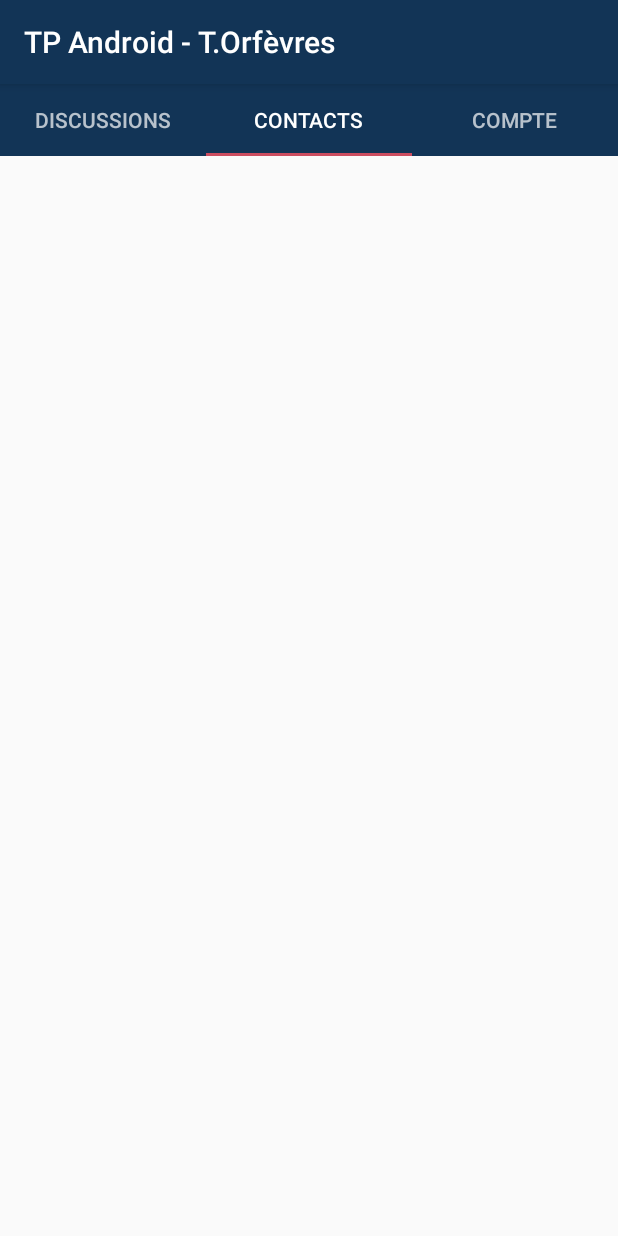
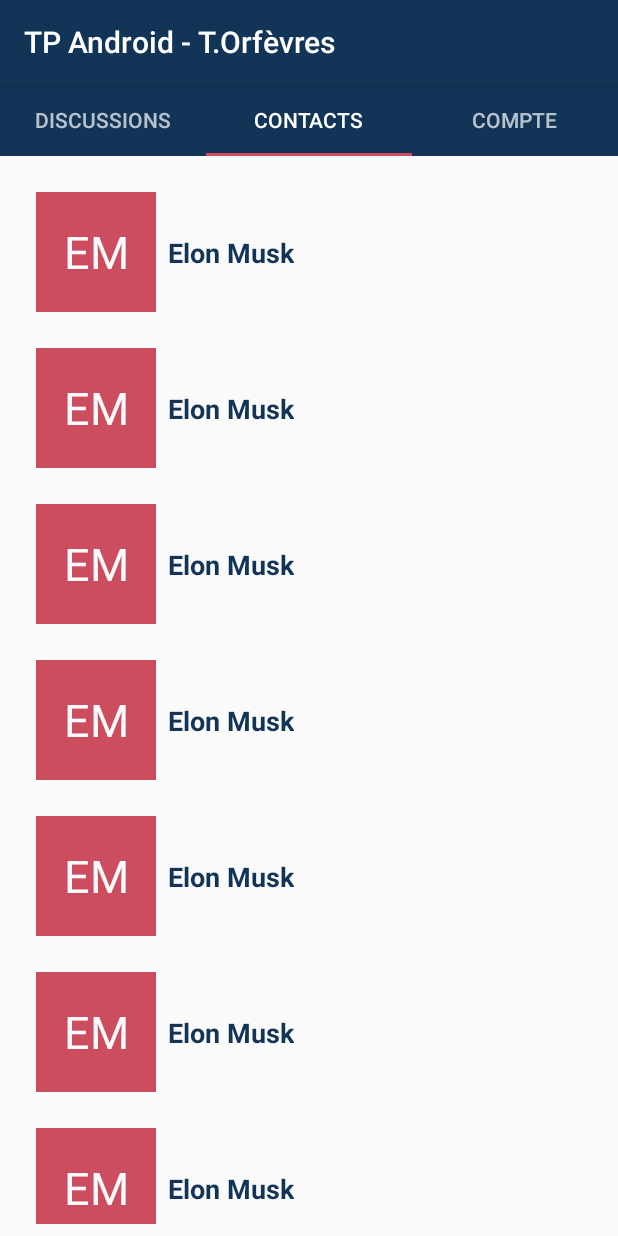
Before and after one commit to TOrfevres/tp_android_ynov, an Android app: the screen it shows after launch (MainActivity), tab 2 chosen, on a phone screen of 412 x 824 dp. Run offline under Robolectric (Android 15) with nearby library versions, the phone set to English and light mode, and no system bars.

Commit message:
building recyclerView already finished ?

```diff
--- a/app/build.gradle
+++ b/app/build.gradle
@@ -22,6 +22,7 @@ dependencies {
     implementation fileTree(dir: 'libs', include: ['*.jar'])
     implementation 'com.android.support:appcompat-v7:27.1.0'
     implementation 'com.android.support:design:27.1.0'
+    implementation 'com.android.support:recyclerview-v7:27.1.0'
     implementation 'com.android.support.constraint:constraint-layout:1.0.2'
     testImplementation 'junit:junit:4.12'
     androidTestImplementation 'com.android.support.test:runner:1.0.1'
--- a/app/src/main/java/com/ynov/android/to/theodore_orfevres/AccountPageFragment.java
+++ b/app/src/main/java/com/ynov/android/to/theodore_orfevres/AccountPageFragment.java
@@ -1,26 +1,22 @@
 package com.ynov.android.to.theodore_orfevres;
 
-
 import android.os.Bundle;
+import android.support.annotation.NonNull;
 import android.support.v4.app.Fragment;
 import android.view.LayoutInflater;
 import android.view.View;
 import android.view.ViewGroup;
 
-import com.ynov.android.to.theodore_orfevres.R;
-
 public class AccountPageFragment extends Fragment {
 
-
     public AccountPageFragment() {
-        // Required empty public constructor
+        //
     }
 
+    @Override
+    public View onCreateView(@NonNull LayoutInflater inflater, ViewGroup container,
+                             Bundle savedInstanceState) {
 
-    @Override
-    public View onCreateView(LayoutInflater inflater, ViewGroup container,
-                             Bundle savedInstanceState) {
-        // Inflate the layout for this fragment
         return inflater.inflate(R.layout.fragment_account, container, false);
     }
 
--- a/app/src/main/java/com/ynov/android/to/theodore_orfevres/ContactAdapter.java
+++ b/app/src/main/java/com/ynov/android/to/theodore_orfevres/ContactAdapter.java
@@ -13,7 +13,7 @@ import java.util.List;
 public class ContactAdapter extends RecyclerView.Adapter<ContactViewHolder> {
     private List<Contact> contacts = null;
 
-    public ContactAdapter(List<Contact> contacts) {
+    ContactAdapter(List<Contact> contacts) {
         this.contacts = contacts;
     }
 
@@ -21,14 +21,14 @@ public class ContactAdapter extends RecyclerView.Adapter<ContactViewHolder> {
     @Override
     public ContactViewHolder onCreateViewHolder(@NonNull ViewGroup parent, int viewType) {
         View contactView = LayoutInflater.from(parent.getContext())
-                .inflate(R.layout.fragment_contact_details, parent, false);
+                .inflate(R.layout.contact_view, parent, false);
         return new ContactViewHolder(contactView);
     }
 
     @Override
     public void onBindViewHolder(@NonNull ContactViewHolder holder, int position) {
         String[] words = contacts.get(position).getName().split(" ");
-        String initials = words[0] + words[1];
+        String initials = "" + words[0].charAt(0) + words[1].charAt(0);
         holder.getImg().setText(initials);
 
         holder.getLabel().setText(contacts.get(position).getName());
--- a/app/src/main/java/com/ynov/android/to/theodore_orfevres/ContactPageFragment.java
+++ b/app/src/main/java/com/ynov/android/to/theodore_orfevres/ContactPageFragment.java
@@ -1,25 +1,57 @@
 package com.ynov.android.to.theodore_orfevres;
 
+import android.os.Bundle;
+import android.support.annotation.NonNull;
+import android.support.annotation.Nullable;
 import android.support.v4.app.Fragment;
 import android.support.v7.widget.LinearLayoutManager;
 import android.support.v7.widget.RecyclerView;
+import android.view.LayoutInflater;
+import android.view.View;
+import android.view.ViewGroup;
 
 import com.ynov.android.to.theodore_orfevres.bean.Contact;
 
+import java.util.ArrayList;
 import java.util.List;
 
 public class ContactPageFragment extends Fragment {
+    private List<Contact> contacts = null;
+
     public ContactPageFragment() {
-//        RecyclerView recyclerView = getView().findViewById(R.id.talk_rView);
-//
-//        recyclerView.setHasFixedSize(true);
-//
-//        LinearLayoutManager layoutManager = new LinearLayoutManager(getContext());
-//        recyclerView.setLayoutManager(layoutManager);
-//
-//        List<Contact> contacts = getArguments().getParcelableArrayList("contact_list");
-//
-//        TalkAdapter coursesAdapter = new TalkAdapter(contacts);
-//        recyclerView.setAdapter(coursesAdapter);
+        //
+    }
+
+    @Override
+    public void onCreate(@Nullable Bundle savedInstanceState) {
+        super.onCreate(savedInstanceState);
+        try {
+            contacts = getArguments().getParcelableArrayList("contact_list");
+        } catch (Exception e) {
+            contacts = new ArrayList<>();
+            contacts.add(new Contact(
+                    "BUILDING ERROR",
+                    new ArrayList<String>()
+            ));
+        }
+    }
+
+    @Nullable
+    @Override
+    public View onCreateView(@NonNull LayoutInflater inflater,
+                             @Nullable ViewGroup container, @Nullable Bundle savedInstanceState) {
+
+        View view = inflater.inflate(R.layout.fragment_contact_page, container, false);
+
+        RecyclerView recyclerView = view.findViewById(R.id.contact_rView);
+        recyclerView.setHasFixedSize(true);
+
+        LinearLayoutManager layoutManager = new LinearLayoutManager(getContext());
+        recyclerView.setLayoutManager(layoutManager);
+
+        ContactAdapter adapter = new ContactAdapter(contacts);
+        recyclerView.setAdapter(adapter);
+
+        return view;
     }
 }
--- a/app/src/main/java/com/ynov/android/to/theodore_orfevres/MainActivity.java
+++ b/app/src/main/java/com/ynov/android/to/theodore_orfevres/MainActivity.java
@@ -45,9 +45,9 @@ public class MainActivity extends AppCompatActivity {
         // Create contacts
         for (int i = 0; i < 15;i++) {
             List<String> talks = new ArrayList<>();
-            talks.add("Hello world!");
-            talks.add("I'm contact number " + i + "!");
-            talks.add(getResources().getString(R.string.user_details));
+            talks.add(getResources().getString(R.string.user_details_1));
+            talks.add(getResources().getString(R.string.user_details_2) + " " + (i+1));
+            talks.add(getResources().getString(R.string.user_details_3));
             Collections.shuffle(talks);
 
             contacts.add(new Contact(
--- a/app/src/main/java/com/ynov/android/to/theodore_orfevres/PageAdapter.java
+++ b/app/src/main/java/com/ynov/android/to/theodore_orfevres/PageAdapter.java
@@ -11,14 +11,11 @@ import java.util.ArrayList;
 import java.util.List;
 
 public class PageAdapter extends FragmentStatePagerAdapter {
-    private FragmentManager fragmentManager = null;
-
     private List<String> tabs = new ArrayList<>();
-    private List<Contact> contacts = new ArrayList<>();
+    private ArrayList<Contact> contacts = new ArrayList<>();
 
     PageAdapter(FragmentManager fm, List<String> tabs, List<Contact> contacts) {
         super(fm);
-        this.fragmentManager = fm;
         this.tabs.addAll(tabs);
         this.contacts.addAll(contacts);
     }
@@ -33,19 +30,17 @@ public class PageAdapter extends FragmentStatePagerAdapter {
     public Fragment getItem(int position) {
         Bundle bundle = new Bundle();
 
-        // TODO Wtf is going on with parceler ?
-
         switch (position) {
             case 0:
-//                bundle.putParcelableArrayList("talk_list", contacts);
+                bundle.putParcelableArrayList("talk_list", contacts);
                 TalkPageFragment tFragment = new TalkPageFragment();
-//                tFragment.setArguments(bundle);
+                tFragment.setArguments(bundle);
                 return tFragment;
 
             case 1:
-//                bundle.putParcelableArrayList("contact_list", contacts);
+                bundle.putParcelableArrayList("contact_list", contacts);
                 ContactPageFragment cFragment = new ContactPageFragment();
-//                cFragment.setArguments(bundle);
+                cFragment.setArguments(bundle);
                 return cFragment;
 
             default:
--- a/app/src/main/java/com/ynov/android/to/theodore_orfevres/TalkAdapter.java
+++ b/app/src/main/java/com/ynov/android/to/theodore_orfevres/TalkAdapter.java
@@ -21,14 +21,14 @@ public class TalkAdapter extends RecyclerView.Adapter<TalkViewHolder> {
     @Override
     public TalkViewHolder onCreateViewHolder(@NonNull ViewGroup parent, int viewType) {
         View talkView = LayoutInflater.from(parent.getContext())
-                .inflate(R.layout.fragment_talk_details, parent, false);
+                .inflate(R.layout.talk_view, parent, false);
         return new TalkViewHolder(talkView);
     }
 
     @Override
     public void onBindViewHolder(@NonNull TalkViewHolder holder, int position) {
         String[] words = talks.get(position).getName().split(" ");
-        String initials = words[0] + words[1];
+        String initials = "" + words[0].charAt(0) + words[1].charAt(0);
         holder.getImg().setText(initials);
 
         holder.getLabel().setText(talks.get(position).getName());
--- a/app/src/main/java/com/ynov/android/to/theodore_orfevres/TalkPageFragment.java
+++ b/app/src/main/java/com/ynov/android/to/theodore_orfevres/TalkPageFragment.java
@@ -1,25 +1,57 @@
 package com.ynov.android.to.theodore_orfevres;
 
+import android.os.Bundle;
+import android.support.annotation.NonNull;
+import android.support.annotation.Nullable;
 import android.support.v4.app.Fragment;
 import android.support.v7.widget.LinearLayoutManager;
 import android.support.v7.widget.RecyclerView;
+import android.view.LayoutInflater;
+import android.view.View;
+import android.view.ViewGroup;
 
 import com.ynov.android.to.theodore_orfevres.bean.Contact;
 
+import java.util.ArrayList;
 import java.util.List;
 
 public class TalkPageFragment extends Fragment {
+    private List<Contact> contacts = null;
+
     public TalkPageFragment() {
-//        RecyclerView recyclerView = getView().findViewById(R.id.talk_rView);
-//
-//        recyclerView.setHasFixedSize(true);
-//
-//        LinearLayoutManager layoutManager = new LinearLayoutManager(getContext());
-//        recyclerView.setLayoutManager(layoutManager);
-//
-//        List<Contact> talks = getArguments().getParcelableArrayList("talk_list");
-//
-//        TalkAdapter coursesAdapter = new TalkAdapter(talks);
-//        recyclerView.setAdapter(coursesAdapter);
+        //
+    }
+
+    @Override
+    public void onCreate(@Nullable Bundle savedInstanceState) {
+        super.onCreate(savedInstanceState);
+        try {
+            contacts = getArguments().getParcelableArrayList("talk_list");
+        } catch (Exception e) {
+            contacts = new ArrayList<>();
+            contacts.add(new Contact(
+                    "BUILDING ERROR",
+                    new ArrayList<String>()
+            ));
+        }
+    }
+
+    @Nullable
+    @Override
+    public View onCreateView(@NonNull LayoutInflater inflater,
+                             @Nullable ViewGroup container, @Nullable Bundle savedInstanceState) {
+
+        View view = inflater.inflate(R.layout.fragment_talk_page, container, false);
+
+        RecyclerView recyclerView = view.findViewById(R.id.talk_rView);
+        recyclerView.setHasFixedSize(true);
+
+        LinearLayoutManager layoutManager = new LinearLayoutManager(getContext());
+        recyclerView.setLayoutManager(layoutManager);
+
+        TalkAdapter adapter = new TalkAdapter(contacts);
+        recyclerView.setAdapter(adapter);
+
+        return view;
     }
 }
--- a/app/src/main/java/com/ynov/android/to/theodore_orfevres/bean/Contact.java
+++ b/app/src/main/java/com/ynov/android/to/theodore_orfevres/bean/Contact.java
@@ -15,8 +15,8 @@ public class Contact implements Parcelable {
     }
 
     private Contact(Parcel in) {
-        name = in.readString();
-        in.readStringList(talks);
+        super();
+        readFromParcel(in);
     }
 
     public String getName() {
@@ -46,7 +46,12 @@ public class Contact implements Parcelable {
         dest.writeStringList(talks);
     }
 
-    public static final Creator<Contact> CREATOR = new Creator<Contact>() {
+    private void readFromParcel(Parcel in) {
+        name = in.readString();
+        in.readStringList(talks);
+    }
+
+    public static final Parcelable.Creator<Contact> CREATOR = new Parcelable.Creator<Contact>() {
         @Override
         public Contact createFromParcel(Parcel in) {
             return new Contact(in);
--- a/app/src/main/res/layout/fragment_contact_details.xml
+++ b/app/src/main/res/layout/contact_view.xml
@@ -1,12 +1,10 @@
-<android.support.constraint.ConstraintLayout xmlns:android="http://schemas.android.com/apk/res/android"
+<LinearLayout xmlns:android="http://schemas.android.com/apk/res/android"
     xmlns:app="http://schemas.android.com/apk/res-auto"
-    xmlns:tools="http://schemas.android.com/tools"
     android:layout_width="match_parent"
-    android:layout_height="match_parent"
-    tools:context="com.ynov.android.to.theodore_orfevres.ContactDetailsFragment">
+    android:layout_height="wrap_content">
 
     <android.support.constraint.ConstraintLayout
-        android:layout_width="@dimen/min_by_max"
+        android:layout_width="match_parent"
         android:layout_height="wrap_content"
         android:layout_marginEnd="8dp"
         android:layout_marginStart="8dp"
@@ -40,4 +38,4 @@
             app:layout_constraintStart_toEndOf="@+id/contact_details_img"
             app:layout_constraintTop_toTopOf="parent" />
     </android.support.constraint.ConstraintLayout>
-</android.support.constraint.ConstraintLayout>
+</LinearLayout>
--- a/app/src/main/res/layout/fragment_contact_page.xml
+++ b/app/src/main/res/layout/fragment_contact_page.xml
@@ -9,7 +9,7 @@
         android:id="@+id/contact_rView"
         android:layout_width="@dimen/min_by_max"
         android:layout_height="@dimen/min_by_max"
-        android:layout_margin="@dimen/margin_small"
+        android:layout_margin="@dimen/min_by_max"
         app:layout_constraintBottom_toBottomOf="parent"
         app:layout_constraintEnd_toEndOf="parent"
         app:layout_constraintStart_toStartOf="parent"
--- a/app/src/main/res/layout/fragment_talk_page.xml
+++ b/app/src/main/res/layout/fragment_talk_page.xml
@@ -9,7 +9,7 @@
         android:id="@+id/talk_rView"
         android:layout_width="@dimen/min_by_max"
         android:layout_height="@dimen/min_by_max"
-        android:layout_margin="@dimen/margin_small"
+        android:layout_margin="@dimen/min_by_max"
         app:layout_constraintBottom_toBottomOf="parent"
         app:layout_constraintEnd_toEndOf="parent"
         app:layout_constraintStart_toStartOf="parent"
--- a/app/src/main/res/values/strings.xml
+++ b/app/src/main/res/values/strings.xml
@@ -8,7 +8,9 @@
 
     <!-- PAGE 1 & 2 -->
     <string name="user_name">Elon Musk</string>
-    <string name="user_details">Hello! How much does a ticket cost for Mars? Wow, as much?</string>
+    <string name="user_details_1">Hello world!</string>
+    <string name="user_details_2">Hey! I\'m contact number</string>
+    <string name="user_details_3">Hello! How much does a ticket cost for Mars? Wow, as much?</string>
 
     <!-- PAGE 3 -->
     <string name="header">Mon compte</string>
@@ -16,6 +18,4 @@
     <string name="field_2">Nom</string>
     <string name="field_3">Mot de passe</string>
 
-    <!-- TODO: Remove or change this placeholder text -->
-    <string name="hello_blank_fragment">Hello blank fragment</string>
 </resources>
```
Also changed, not shown: app/src/main/java/com/ynov/android/to/theodore_orfevres/ContactDetailsFragment.java (deleted, +0 -22 lines), app/src/main/java/com/ynov/android/to/theodore_orfevres/TalkDetailsFragment.java (deleted, +0 -22 lines), app/src/main/res/layout/talk_view.xml (renamed from app/src/main/res/layout/fragment_talk_details.xml, +3 -5 lines).
